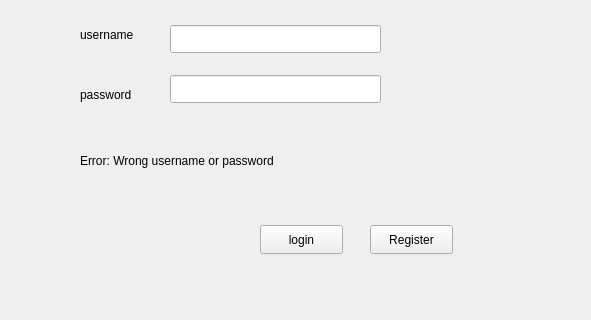
First picture: the form in CinemaProject/login.ui, repository HabibaKhalill/qt, before the edit; both pictures show x 100 to 691 and y 185 to 505 of the 800 by 600 pixel window.
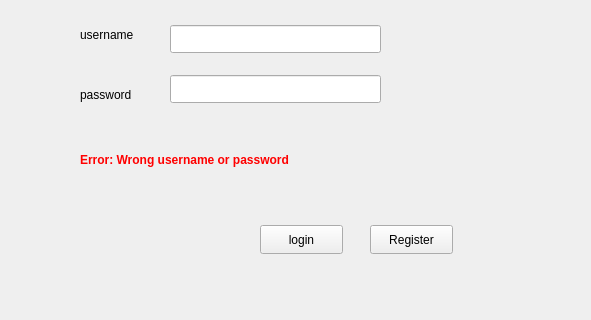
Second picture: the form after the edit.

The edit to the form file:
```diff
--- a/CinemaProject/login.ui
+++ b/CinemaProject/login.ui
@@ -50,7 +50,7 @@
      </rect>
     </property>
     <property name="text">
-     <string>Error: Wrong username or password</string>
+     <string>&lt;html&gt;&lt;head/&gt;&lt;body&gt;&lt;p&gt;&lt;span style=&quot; font-weight:700; color:#ff0000;&quot;&gt;Error: Wrong username or password&lt;/span&gt;&lt;/p&gt;&lt;/body&gt;&lt;/html&gt;</string>
     </property>
    </widget>
    <widget class="QLineEdit" name="lineEdit">
```
